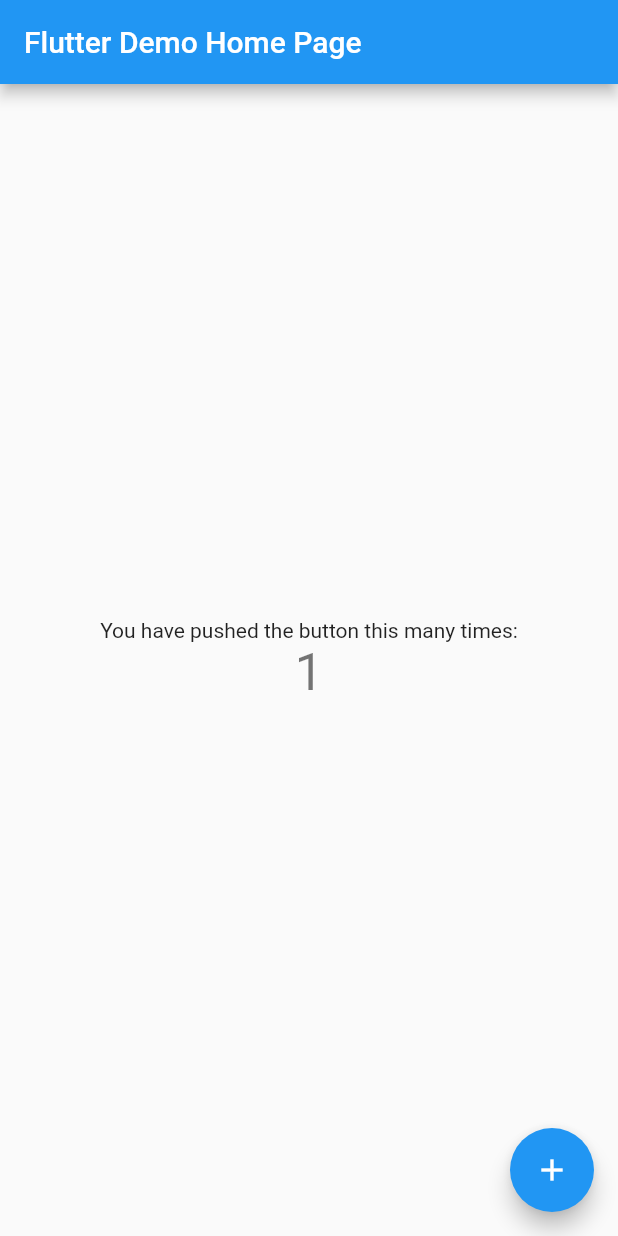
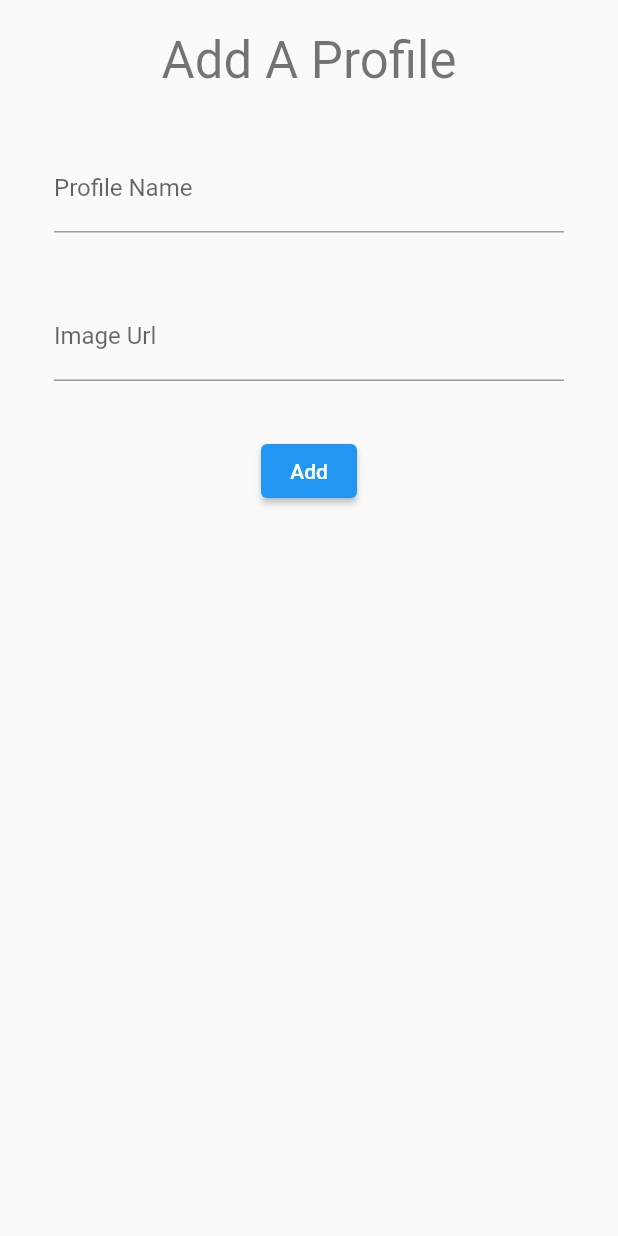
Before and after one commit to qng5150/mobx-firestore-flutter, a Flutter app: the screen it shows after launch, after a tap on the "add" icon, on a phone screen of 412 x 824 dp. Run offline on Flutter 3.47's test engine with Material 2 defaults, Android fonts, the phone set to English and light mode, and no system bars; our stand-ins replace firebase_core, get_it, go_router, injectable; accounts and stored records are empty; generated files the repository leaves out were written again.

Commit message:
Updated main with starter project where the exercise will be carried out

```diff
--- a/lib/main.dart
+++ b/lib/main.dart
@@ -1,8 +1,16 @@
+import 'package:firebase_core/firebase_core.dart';
 import 'package:flutter/material.dart';
+import 'package:go_router/go_router.dart';
+import 'package:mobx_firestore_flutter/routes/routes.dart';
 
 import 'configureDependencies.dart';
+import 'firebase_options.dart';
 
-void main() {
+Future<void> main() async {
+  WidgetsFlutterBinding.ensureInitialized();
+  await Firebase.initializeApp(
+    options: DefaultFirebaseOptions.currentPlatform,
+  );
   configureDependencies();
   runApp(const MyApp());
 }
@@ -13,106 +21,13 @@ class MyApp extends StatelessWidget {
   // This widget is the root of your application.
   @override
   Widget build(BuildContext context) {
-    return MaterialApp(
-      title: 'Flutter Demo',
+    return MaterialApp.router(
+      routeInformationParser: router.routeInformationParser,
+      routerDelegate: router.routerDelegate,
+      title: 'Monthly Budget App',
       theme: ThemeData(
-        // This is the theme of your application.
-        //
-        // Try running your application with "flutter run". You'll see the
-        // application has a blue toolbar. Then, without quitting the app, try
-        // changing the primarySwatch below to Colors.green and then invoke
-        // "hot reload" (press "r" in the console where you ran "flutter run",
-        // or simply save your changes to "hot reload" in a Flutter IDE).
-        // Notice that the counter didn't reset back to zero; the application
-        // is not restarted.
         primarySwatch: Colors.blue,
       ),
-      home: const MyHomePage(title: 'Flutter Demo Home Page'),
     );
   }
 }
-
-class MyHomePage extends StatefulWidget {
-  const MyHomePage({Key? key, required this.title}) : super(key: key);
-
-  // This widget is the home page of your application. It is stateful, meaning
-  // that it has a State object (defined below) that contains fields that affect
-  // how it looks.
-
-  // This class is the configuration for the state. It holds the values (in this
-  // case the title) provided by the parent (in this case the App widget) and
-  // used by the build method of the State. Fields in a Widget subclass are
-  // always marked "final".
-
-  final String title;
-
-  @override
-  State<MyHomePage> createState() => _MyHomePageState();
-}
-
-class _MyHomePageState extends State<MyHomePage> {
-  int _counter = 0;
-
-  void _incrementCounter() {
-    setState(() {
-      // This call to setState tells the Flutter framework that something has
-      // changed in this State, which causes it to rerun the build method below
-      // so that the display can reflect the updated values. If we changed
-      // _counter without calling setState(), then the build method would not be
-      // called again, and so nothing would appear to happen.
-      _counter++;
-    });
-  }
-
-  @override
-  Widget build(BuildContext context) {
-    // This method is rerun every time setState is called, for instance as done
-    // by the _incrementCounter method above.
-    //
-    // The Flutter framework has been optimized to make rerunning build methods
-    // fast, so that you can just rebuild anything that needs updating rather
-    // than having to individually change instances of widgets.
-    return Scaffold(
-      appBar: AppBar(
-        // Here we take the value from the MyHomePage object that was created by
-        // the App.build method, and use it to set our appbar title.
-        title: Text(widget.title),
-      ),
-      body: Center(
-        // Center is a layout widget. It takes a single child and positions it
-        // in the middle of the parent.
-        child: Column(
-          // Column is also a layout widget. It takes a list of children and
-          // arranges them vertically. By default, it sizes itself to fit its
-          // children horizontally, and tries to be as tall as its parent.
-          //
-          // Invoke "debug painting" (press "p" in the console, choose the
-          // "Toggle Debug Paint" action from the Flutter Inspector in Android
-          // Studio, or the "Toggle Debug Paint" command in Visual Studio Code)
-          // to see the wireframe for each widget.
-          //
-          // Column has various properties to control how it sizes itself and
-          // how it positions its children. Here we use mainAxisAlignment to
-          // center the children vertically; the main axis here is the vertical
-          // axis because Columns are vertical (the cross axis would be
-          // horizontal).
-          mainAxisAlignment: MainAxisAlignment.center,
-          children: <Widget>[
-            const Text(
-              'You have pushed the button this many times:',
-            ),
-            Text(
-              '$_counter',
-              style: Theme.of(context).textTheme.headline4,
-            ),
-          ],
-        ),
-      ),
-      floatingActionButton: FloatingActionButton(
-        onPressed: _incrementCounter,
-        tooltip: 'Increment',
-        child: const Icon(Icons.add),
-      ), // This trailing comma makes auto-formatting nicer for build methods.
-    );
-  }
-}
--- /dev/null
+++ b/lib/page/add_profile/add_profile.dart
@@ -0,0 +1,91 @@
+import 'package:flutter/material.dart';
+import 'package:go_router/go_router.dart';
+
+class AddProfile extends StatefulWidget {
+  AddProfile({Key? key}) : super(key: key);
+
+  @override
+  _AddProfileState createState() {
+    return _AddProfileState();
+  }
+}
+
+class _AddProfileState extends State<AddProfile> {
+  TextEditingController profileNameController = TextEditingController();
+  TextEditingController imageUrlController = TextEditingController();
+  final _formKey = GlobalKey<FormState>();
+  final profileFocus = FocusNode();
+  String? profileError;
+  String? imageUrlError;
+
+  @override
+  void initState() {
+    super.initState();
+  }
+
+  @override
+  void dispose() {
+    super.dispose();
+  }
+
+  @override
+  Widget build(BuildContext context) {
+    return Scaffold(
+      body: Padding(
+        padding: const EdgeInsets.all(20.0),
+        child: Form(
+          key: _formKey,
+          child: Column(
+            children: [
+              Text('Add A Profile',
+                  style: Theme.of(context).textTheme.headlineMedium),
+              const SizedBox(height: 32),
+              ListTile(
+                subtitle: TextFormField(
+                  controller: profileNameController,
+                  focusNode: profileFocus,
+                  textInputAction: TextInputAction.next,
+                  validator: (value) {
+                    if (value == null || value.isEmpty) {
+                      return 'Please enter some text';
+                    }
+                  },
+                  decoration: InputDecoration(
+                    labelText: 'Profile Name',
+                    errorText: profileError,
+                    errorMaxLines: 3,
+                  ),
+                ),
+              ),
+              const SizedBox(height: 32),
+              ListTile(
+                subtitle: TextFormField(
+                  controller: imageUrlController,
+                  textInputAction: TextInputAction.next,
+                  validator: (value) {
+                    if (value == null || value.isEmpty) {
+                      return 'Please enter some text';
+                    }
+                    if (!Uri.parse(value).isAbsolute) {
+                      return "Not a valid url";
+                    }
+                  },
+                  decoration: InputDecoration(
+                    labelText: 'Image Url',
+                    errorText: imageUrlError,
+                    errorMaxLines: 3,
+                  ),
+                ),
+              ),
+              const SizedBox(height: 32),
+              ElevatedButton(
+                onPressed: () => context.go('/'),
+                child: const Text('Add'),
+              ),
+            ],
+          ),
+        ),
+      ),
+    );
+  }
+}
--- /dev/null
+++ b/lib/page/profile_page/profile_page.dart
@@ -0,0 +1,47 @@
+import 'package:flutter/material.dart';
+import 'package:go_router/go_router.dart';
+
+class ProfilePage extends StatefulWidget {
+  ProfilePage({Key? key}) : super(key: key);
+
+  @override
+  _ProfilePageState createState() {
+    return _ProfilePageState();
+  }
+}
+
+class _ProfilePageState extends State<ProfilePage> {
+  @override
+  void initState() {
+    super.initState();
+  }
+
+  @override
+  void dispose() {
+    super.dispose();
+  }
+
+  @override
+  Widget build(BuildContext context) {
+    return Scaffold(
+      appBar: AppBar(
+        // Here we take the value from the MyHomePage object that was created by
+        // the App.build method, and use it to set our appbar title.
+        title: const Text('Profile Page'),
+      ),
+      body: Center(
+        child: Column(
+          mainAxisAlignment: MainAxisAlignment.spaceEvenly,
+          crossAxisAlignment: CrossAxisAlignment.start,
+          mainAxisSize: MainAxisSize.max,
+          children: [],
+        ),
+      ),
+      floatingActionButton: FloatingActionButton(
+        onPressed: () => context.go('/add'),
+        tooltip: 'Add Profile',
+        child: const Icon(Icons.add),
+      ), // This trailing comma makes auto-formatting nicer for build methods.
+    );
+  }
+}
--- /dev/null
+++ b/lib/routes/routes.dart
@@ -0,0 +1,17 @@
+import 'package:flutter/material.dart';
+import 'package:go_router/go_router.dart';
+import 'package:mobx_firestore_flutter/page/add_profile/add_profile.dart';
+import 'package:mobx_firestore_flutter/page/profile_page/profile_page.dart';
+
+final GoRouter router = GoRouter(
+  routes: <GoRoute>[
+    GoRoute(
+      path: '/',
+      builder: (BuildContext context, GoRouterState state) => ProfilePage(),
+    ),
+    GoRoute(
+      path: '/add',
+      builder: (BuildContext context, GoRouterState state) => AddProfile(),
+    ),
+  ],
+);
--- a/pubspec.yaml
+++ b/pubspec.yaml
@@ -37,6 +37,7 @@ dependencies:
   cloud_firestore: ^3.1.17
   injectable: ^1.5.3
   get_it: ^7.2.0
+  go_router: ^3.1.0
   mobx: ^2.0.6+1
   flutter_mobx: ^2.0.4
   freezed_annotation: ^2.0.3
```
Also changed, not shown: lib/page/profile_page/profile_tile.dart (added), pubspec.lock.
